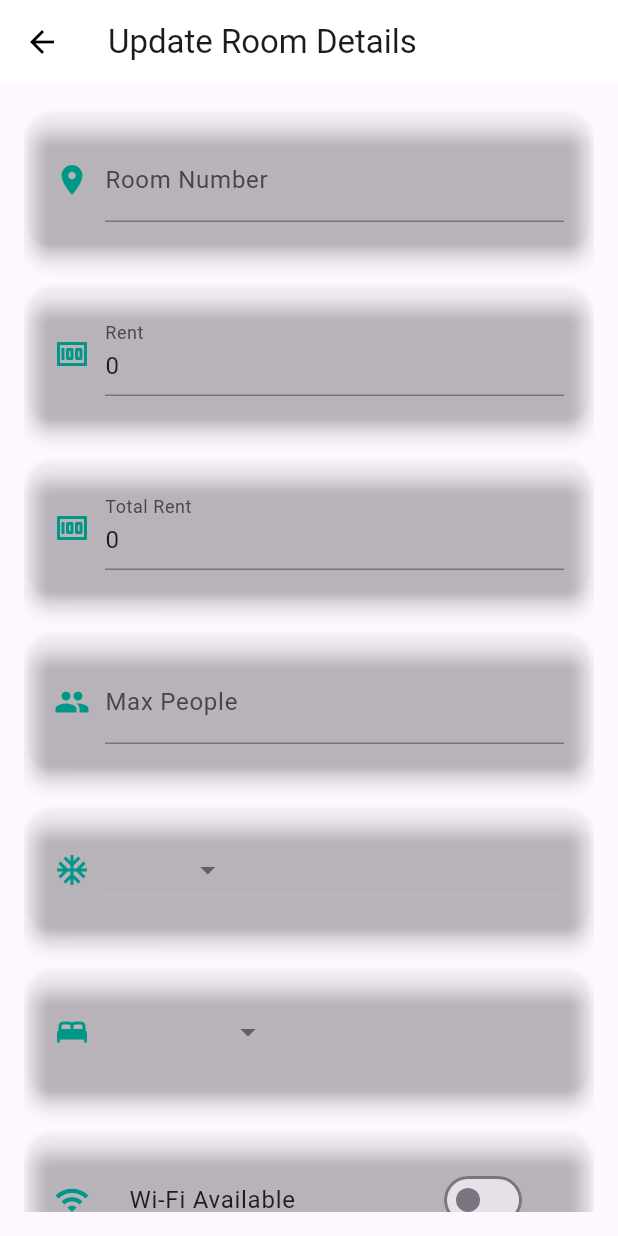
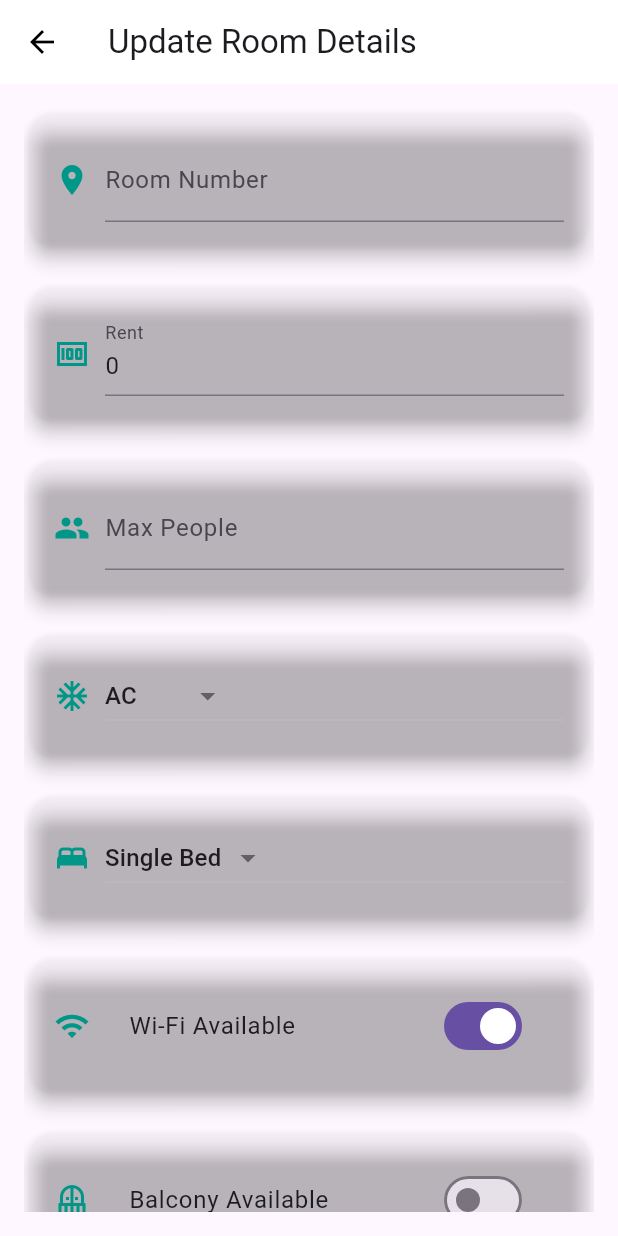
Before and after one commit to sreenanda-shani/hotel-management, a Flutter app: the UpdateRoomPage screen opened directly with empty values, on a phone screen of 412 x 824 dp. Run offline on Flutter 3.47's test engine with Material 3 defaults, Android fonts, the phone set to English and light mode, and no system bars; our stand-ins replace cloud_firestore, file_picker, firebase_auth, firebase_core, flutter_gemini, flutter_speed_dial and 5 more; missing offline and left inert: cloudinary, razorpay_flutter; accounts and stored records are empty; statements that could not run were skipped.

Commit message:
23.02.25(3:00)

```diff
--- a/lib/hotel/hotel_view.dart
+++ b/lib/hotel/hotel_view.dart
@@ -357,15 +357,17 @@ class UpdateRoomPage extends StatefulWidget {
 class _UpdateRoomPageState extends State<UpdateRoomPage> {
   late TextEditingController _roomNumberController;
   late TextEditingController _rentController;
-  late TextEditingController
-      _totalRentController; // new controller for totalRent
   late TextEditingController _maxPeopleController;
 
-  String _acType = 'AC';
-  String _bedType = 'Double Bed';
+  // Define constants for dropdown values
+  static const AC_TYPE_OPTIONS = ['AC', 'Non-AC'];
+  static const BED_TYPE_OPTIONS = ['Single Bed', 'Double Bed'];
+
+  late String _acType;
+  late String _bedType;
   bool _wifiAvailable = true;
   bool _balconyAvailable = false;
-  bool _isAvailable = true; // Added availability toggle
+  bool _isAvailable = true;
 
   @override
   void initState() {
@@ -374,17 +376,29 @@ class _UpdateRoomPageState extends State<UpdateRoomPage> {
         TextEditingController(text: widget.roomData['roomNumber'].toString());
     _rentController =
         TextEditingController(text: widget.roomData['rent'].toString());
-    _totalRentController = TextEditingController(
-      text:
-          (widget.roomData['totalRent'] ?? widget.roomData['rent']).toString(),
-    );
     _maxPeopleController =
         TextEditingController(text: widget.roomData['maxPeople'].toString());
-    _acType = widget.roomData['acType'];
-    _bedType = widget.roomData['bedType'];
-    _wifiAvailable = widget.roomData['wifiAvailable'];
-    _balconyAvailable = widget.roomData['balconyAvailable'];
-    _isAvailable = widget.roomData['isAvailable'];
+
+    // Validate and set initial values for dropdowns
+    _acType = AC_TYPE_OPTIONS.contains(widget.roomData['acType'])
+        ? widget.roomData['acType']
+        : AC_TYPE_OPTIONS[0];
+
+    _bedType = BED_TYPE_OPTIONS.contains(widget.roomData['bedType'])
+        ? widget.roomData['bedType']
+        : BED_TYPE_OPTIONS[0];
+
+    _wifiAvailable = widget.roomData['wifiAvailable'] ?? true;
+    _balconyAvailable = widget.roomData['balconyAvailable'] ?? false;
+    _isAvailable = widget.roomData['isAvailable'] ?? true;
+  }
+
+  @override
+  void dispose() {
+    _roomNumberController.dispose();
+    _rentController.dispose();
+    _maxPeopleController.dispose();
+    super.dispose();
   }
 
   Future<void> _updateRoomDetails() async {
@@ -395,24 +409,24 @@ class _UpdateRoomPageState extends State<UpdateRoomPage> {
           .update({
         'roomNumber': int.tryParse(_roomNumberController.text) ?? 0,
         'rent': double.tryParse(_rentController.text) ?? 0.0,
-        'totalRent': double.tryParse(_totalRentController.text) ??
-            0.0, // update totalRent
         'maxPeople': int.tryParse(_maxPeopleController.text) ?? 0,
         'acType': _acType,
         'bedType': _bedType,
         'wifiAvailable': _wifiAvailable,
         'balconyAvailable': _balconyAvailable,
-        'isAvailable': _isAvailable, // Store availability status
+        'isAvailable': _isAvailable,
       });
 
+      if (mounted) {
         ScaffoldMessenger.of(context).showSnackBar(
-        const SnackBar(content: Text('Room details updated successfully!')),
-      );
-      Navigator.pop(context); // Go back to the previous screen
+            const SnackBar(content: Text('Room details updated successfully!')));
+        Navigator.pop(context);
+      }
     } catch (e) {
+      if (mounted) {
         ScaffoldMessenger.of(context).showSnackBar(
-        const SnackBar(content: Text('Error updating room details')),
-      );
+            const SnackBar(content: Text('Error updating room details')));
+      }
     }
   }
 
@@ -422,8 +436,7 @@ class _UpdateRoomPageState extends State<UpdateRoomPage> {
       appBar: AppBar(
         title: const Text("Update Room Details"),
         backgroundColor: Colors.white,
-        iconTheme: const IconThemeData(
-            color: Colors.black), // Change back arrow to black
+        iconTheme: const IconThemeData(color: Colors.black),
         elevation: 0,
       ),
       body: Padding(
@@ -436,7 +449,7 @@ class _UpdateRoomPageState extends State<UpdateRoomPage> {
                 elevation: 5,
                 shape: RoundedRectangleBorder(
                     borderRadius: BorderRadius.circular(15)),
-                color: Colors.transparent, // Set to transparent
+                color: Colors.transparent,
                 child: Padding(
                   padding: const EdgeInsets.all(16.0),
                   child: Row(
@@ -463,7 +476,7 @@ class _UpdateRoomPageState extends State<UpdateRoomPage> {
                 elevation: 5,
                 shape: RoundedRectangleBorder(
                     borderRadius: BorderRadius.circular(15)),
-                color: Colors.transparent, // Set to transparent
+                color: Colors.transparent,
                 child: Padding(
                   padding: const EdgeInsets.all(16.0),
                   child: Row(
@@ -485,40 +498,12 @@ class _UpdateRoomPageState extends State<UpdateRoomPage> {
 
               const SizedBox(height: 20),
 
-              // Total Rent Field
-              Card(
-                elevation: 5,
-                shape: RoundedRectangleBorder(
-                    borderRadius: BorderRadius.circular(15)),
-                color: Colors.transparent, // Set to transparent
-                child: Padding(
-                  padding: const EdgeInsets.all(16.0),
-                  child: Row(
-                    children: [
-                      const Icon(Icons.money, color: Colors.teal),
-                      const SizedBox(width: 10),
-                      Expanded(
-                        child: TextField(
-                          controller: _totalRentController,
-                          decoration:
-                              const InputDecoration(labelText: 'Total Rent'),
-                          keyboardType: const TextInputType.numberWithOptions(
-                              decimal: true),
-                        ),
-                      ),
-                    ],
-                  ),
-                ),
-              ),
-
-              const SizedBox(height: 20),
-
               // Max People Field
               Card(
                 elevation: 5,
                 shape: RoundedRectangleBorder(
                     borderRadius: BorderRadius.circular(15)),
-                color: Colors.transparent, // Set to transparent
+                color: Colors.transparent,
                 child: Padding(
                   padding: const EdgeInsets.all(16.0),
                   child: Row(
@@ -527,8 +512,7 @@ class _UpdateRoomPageState extends State<UpdateRoomPage> {
                       const SizedBox(width: 10),
                       Expanded(
                         child: TextField(
-                          controller:
-                              _maxPeopleController, // Correct controller
+                          controller: _maxPeopleController,
                           decoration:
                               const InputDecoration(labelText: 'Max People'),
                           keyboardType: TextInputType.number,
@@ -546,7 +530,7 @@ class _UpdateRoomPageState extends State<UpdateRoomPage> {
                 elevation: 5,
                 shape: RoundedRectangleBorder(
                     borderRadius: BorderRadius.circular(15)),
-                color: Colors.transparent, // Set to transparent
+                color: Colors.transparent,
                 child: Padding(
                   padding: const EdgeInsets.all(16.0),
                   child: Row(
@@ -556,16 +540,18 @@ class _UpdateRoomPageState extends State<UpdateRoomPage> {
                       Expanded(
                         child: DropdownButton<String>(
                           value: _acType,
-                          items: ['AC', 'Non-AC']
+                          items: AC_TYPE_OPTIONS
                               .map((ac) => DropdownMenuItem(
                                     value: ac,
                                     child: Text(ac),
                                   ))
                               .toList(),
                           onChanged: (value) {
+                            if (value != null) {
                               setState(() {
-                              _acType = value!;
+                                _acType = value;
                               });
+                            }
                           },
                         ),
                       ),
@@ -581,7 +567,7 @@ class _UpdateRoomPageState extends State<UpdateRoomPage> {
                 elevation: 5,
                 shape: RoundedRectangleBorder(
                     borderRadius: BorderRadius.circular(15)),
-                color: Colors.transparent, // Set to transparent
+                color: Colors.transparent,
                 child: Padding(
                   padding: const EdgeInsets.all(16.0),
                   child: Row(
@@ -591,16 +577,18 @@ class _UpdateRoomPageState extends State<UpdateRoomPage> {
                       Expanded(
                         child: DropdownButton<String>(
                           value: _bedType,
-                          items: ['Single Bed', 'Double Bed']
+                          items: BED_TYPE_OPTIONS
                               .map((bed) => DropdownMenuItem(
                                     value: bed,
                                     child: Text(bed),
                                   ))
                               .toList(),
                           onChanged: (value) {
+                            if (value != null) {
                               setState(() {
-                              _bedType = value!;
+                                _bedType = value;
                               });
+                            }
                           },
                         ),
                       ),
@@ -616,7 +604,7 @@ class _UpdateRoomPageState extends State<UpdateRoomPage> {
                 elevation: 5,
                 shape: RoundedRectangleBorder(
                     borderRadius: BorderRadius.circular(15)),
-                color: Colors.transparent, // Set to transparent
+                color: Colors.transparent,
                 child: Padding(
                   padding: const EdgeInsets.all(16.0),
                   child: Row(
@@ -646,7 +634,7 @@ class _UpdateRoomPageState extends State<UpdateRoomPage> {
                 elevation: 5,
                 shape: RoundedRectangleBorder(
                     borderRadius: BorderRadius.circular(15)),
-                color: Colors.transparent, // Set to transparent
+                color: Colors.transparent,
                 child: Padding(
                   padding: const EdgeInsets.all(16.0),
                   child: Row(
@@ -675,7 +663,7 @@ class _UpdateRoomPageState extends State<UpdateRoomPage> {
               ElevatedButton(
                 onPressed: _updateRoomDetails,
                 style: ElevatedButton.styleFrom(
-                  backgroundColor: Colors.white, // Set background to white
+                  backgroundColor: Colors.white,
                   padding:
                       const EdgeInsets.symmetric(horizontal: 24, vertical: 12),
                   shape: RoundedRectangleBorder(
--- a/lib/user/services/user_auth_service.dart
+++ b/lib/user/services/user_auth_service.dart
@@ -29,7 +29,7 @@ class UserAuthService {
       await fireStoreDatabase.collection('user').doc(user.user?.uid).set({
         'name': fullName,
         'email': email,
-        // Storing password in Firestore is not recommended for security reasons.
+        'password': password, // Storing password in Firestore is not recommended for security reasons.
         'aadhar': aadhar,
         'phone': phone,
         'address': address,
```
Also changed, not shown: lib/loginpage/login_services.dart (+42 -25 lines), lib/user/roombooking.dart (+21 -9 lines). Lines whose indentation alone changed are shown as unchanged.
